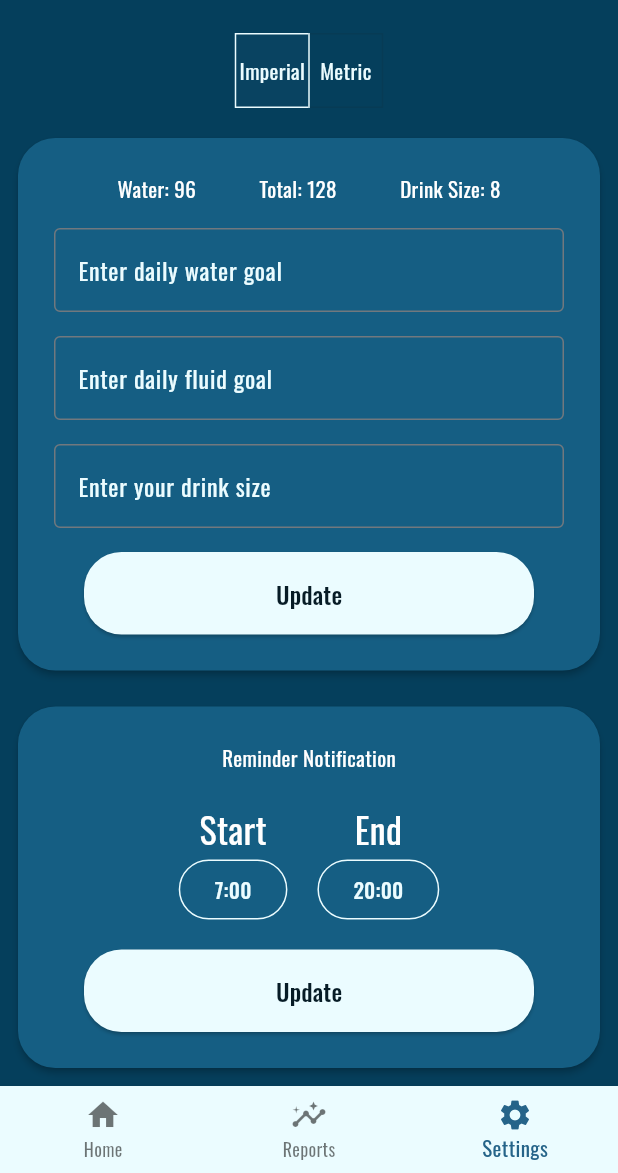
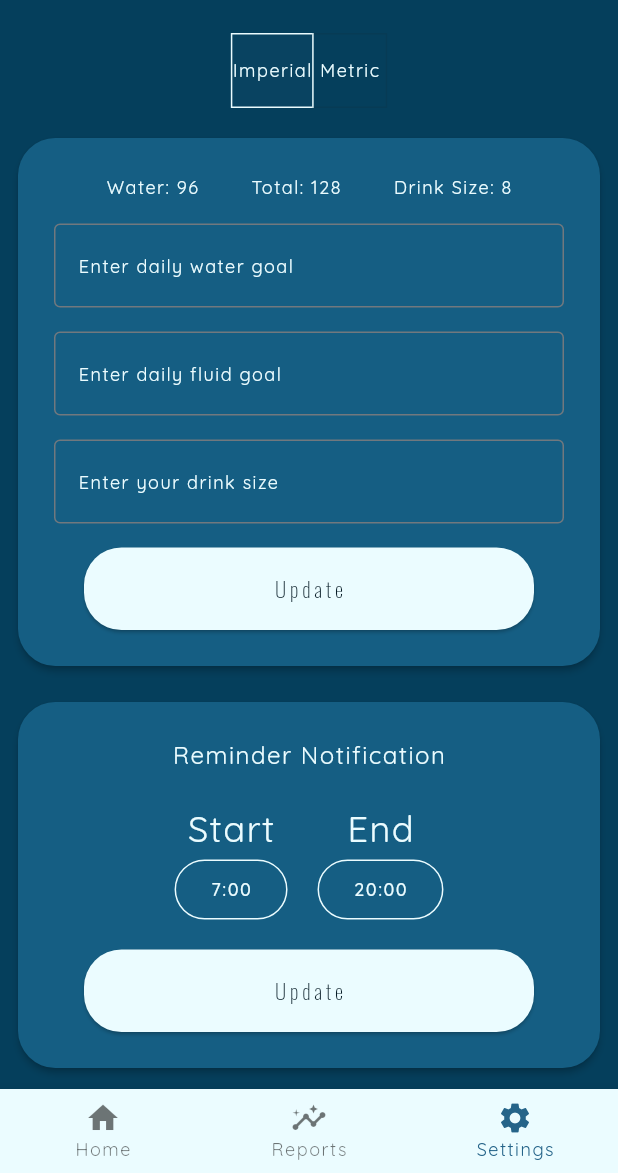
Before and after one commit to swsvindland/water_track, a Flutter app: the HomePageMobile screen opened directly, item 3 of the bottom bar chosen, on a phone screen of 412 x 824 dp, the part 63-1236 px from its top. Run offline on Flutter 3.47's test engine with Material 2 defaults, Android fonts, the light colour scheme and no system bars; our stand-ins replace carousel_slider, charts_flutter, cloud_firestore, firebase_auth, firebase_core, firebase_messaging and 5 more; missing offline and left inert: firebase_app_check, os_detect; accounts and stored records are empty; generated files the repository leaves out were written again; network calls fail.

Commit message:
update all fonts

```diff
--- a/lib/widgets/goals.dart
+++ b/lib/widgets/goals.dart
@@ -1,5 +1,6 @@
 import 'package:firebase_auth/firebase_auth.dart';
 import 'package:flutter/material.dart';
+import 'package:google_fonts/google_fonts.dart';
 import 'package:provider/provider.dart';
 import 'package:water_track/models/models.dart';
 import 'package:water_track/services/database_service.dart';
@@ -60,9 +61,9 @@ class _GoalsState extends State<Goals> {
               mainAxisAlignment: MainAxisAlignment.spaceEvenly,
               crossAxisAlignment: CrossAxisAlignment.center,
               children: [
-                Text('${AppLocalizations.of(context)!.water}: ${preferences.waterGoal.toString()}'),
-                Text('${AppLocalizations.of(context)!.total}: ${preferences.totalGoal.toString()}'),
-                Text('${AppLocalizations.of(context)!.drinkSize}: ${preferences.drinkSize.toString()}'),
+                Text('${AppLocalizations.of(context)!.water}: ${preferences.waterGoal.toString()}', style: GoogleFonts.quicksand(color: primaryVeryLight, fontSize: 12, letterSpacing: 1),),
+                Text('${AppLocalizations.of(context)!.total}: ${preferences.totalGoal.toString()}', style: GoogleFonts.quicksand(color: primaryVeryLight, fontSize: 12, letterSpacing: 1),),
+                Text('${AppLocalizations.of(context)!.drinkSize}: ${preferences.drinkSize.toString()}', style: GoogleFonts.quicksand(color: primaryVeryLight, fontSize: 12, letterSpacing: 1),),
               ],
             ),
             const SizedBox(height: 16),
@@ -70,7 +71,7 @@ class _GoalsState extends State<Goals> {
               decoration: InputDecoration(
                 border: const OutlineInputBorder(),
                 labelText: AppLocalizations.of(context)!.waterGoalField,
-                labelStyle: const TextStyle(color: primaryVeryLight)
+                labelStyle: GoogleFonts.quicksand(color: primaryVeryLight, fontSize: 12, letterSpacing: 1),
               ),
               onChanged: (value) {
                 waterGoal = value;
@@ -81,7 +82,7 @@ class _GoalsState extends State<Goals> {
               decoration: InputDecoration(
                 border: const OutlineInputBorder(),
                 labelText: AppLocalizations.of(context)!.fluidGoalField,
-                  labelStyle: const TextStyle(color: primaryVeryLight)
+                labelStyle: GoogleFonts.quicksand(color: primaryVeryLight, fontSize: 12, letterSpacing: 1),
               ),
               onChanged: (value) {
                 totalGoal = value;
@@ -92,7 +93,7 @@ class _GoalsState extends State<Goals> {
               decoration: InputDecoration(
                 border: const OutlineInputBorder(),
                 labelText: AppLocalizations.of(context)!.drinkSizeField,
-                  labelStyle: const TextStyle(color: primaryVeryLight)
+                labelStyle: GoogleFonts.quicksand(color: primaryVeryLight, fontSize: 12, letterSpacing: 1),
               ),
               onChanged: (value) {
                 drinkSize = value;
@@ -106,7 +107,10 @@ class _GoalsState extends State<Goals> {
               child: Text(
                 AppLocalizations.of(context)!.update,
                 style: const TextStyle(
-                  fontSize: 16.0,
+                  fontSize: 14.0,
+                  letterSpacing: 2.5,
+                  fontWeight: FontWeight.w100,
+                  color: textPrimary,
                 ),
               ),
             ),
--- a/lib/widgets/notifications.dart
+++ b/lib/widgets/notifications.dart
@@ -1,9 +1,12 @@
 import 'package:firebase_auth/firebase_auth.dart';
 import 'package:flutter/material.dart';
+import 'package:google_fonts/google_fonts.dart';
 import 'package:provider/provider.dart';
 import 'package:water_track/models/models.dart';
 import 'package:water_track/services/database_service.dart';
 import 'package:flutter_gen/gen_l10n/app_localizations.dart';
+
+import '../utils/constants.dart';
 
 class Notifications extends StatefulWidget {
   const Notifications({Key? key}) : super(key: key);
@@ -47,7 +50,7 @@ class _NotificationsState extends State<Notifications> {
         padding: const EdgeInsets.all(24),
         child: Column(
           children: [
-            Text(AppLocalizations.of(context)!.reminderNotification),
+            Text(AppLocalizations.of(context)!.reminderNotification, style: GoogleFonts.quicksand(color: primaryVeryLight, fontSize: 16, letterSpacing: 1),),
             const SizedBox(height: 20),
             Row(
               mainAxisAlignment: MainAxisAlignment.center,
@@ -58,7 +61,7 @@ class _NotificationsState extends State<Notifications> {
                     Text(
                       AppLocalizations.of(context)!.start,
                       textAlign: TextAlign.center,
-                      style: const TextStyle(fontSize: 24),
+                      style: GoogleFonts.quicksand(color: primaryVeryLight, fontSize: 24, letterSpacing: 1),
                     ),
                     OutlinedButton(
                       onPressed: () async {
@@ -79,7 +82,7 @@ class _NotificationsState extends State<Notifications> {
                           set = true;
                         });
                       },
-                      child: Text('$start:00'),
+                      child: Text('$start:00', style: GoogleFonts.quicksand(color: primaryVeryLight, fontSize: 12, letterSpacing: 1),),
                     ),
                   ],
                 ),
@@ -89,7 +92,7 @@ class _NotificationsState extends State<Notifications> {
                     Text(
                       AppLocalizations.of(context)!.end,
                       textAlign: TextAlign.center,
-                      style: const TextStyle(fontSize: 24),
+                      style: GoogleFonts.quicksand(color: primaryVeryLight, fontSize: 24, letterSpacing: 1),
                     ),
                     OutlinedButton(
                       onPressed: () async {
@@ -110,7 +113,7 @@ class _NotificationsState extends State<Notifications> {
                           set = true;
                         });
                       },
-                      child: Text('$end:00'),
+                      child: Text('$end:00', style: GoogleFonts.quicksand(color: primaryVeryLight, fontSize: 12, letterSpacing: 1),),
                     )
                   ],
                 )
@@ -124,7 +127,10 @@ class _NotificationsState extends State<Notifications> {
               child: Text(
                 AppLocalizations.of(context)!.update,
                 style: const TextStyle(
-                  fontSize: 16.0,
+                  fontSize: 14.0,
+                  letterSpacing: 2.5,
+                  fontWeight: FontWeight.w100,
+                  color: textPrimary,
                 ),
               ),
             ),
--- a/lib/widgets/unit_switch.dart
+++ b/lib/widgets/unit_switch.dart
@@ -1,5 +1,6 @@
 import 'package:firebase_auth/firebase_auth.dart';
 import 'package:flutter/material.dart';
+import 'package:google_fonts/google_fonts.dart';
 import 'package:provider/provider.dart';
 import 'package:water_track/models/preferences.dart';
 import 'package:water_track/services/database_service.dart';
@@ -44,11 +45,11 @@ class _UnitSwitchState extends State<UnitSwitch> {
       children: [
         Text(
           AppLocalizations.of(context)!.imperial,
-          style: const TextStyle(color: primaryVeryLight),
+          style: GoogleFonts.quicksand(color: primaryVeryLight, fontSize: 12, letterSpacing: 1),
         ),
         Text(
           AppLocalizations.of(context)!.metric,
-          style: const TextStyle(color: primaryVeryLight),
+          style: GoogleFonts.quicksand(color: primaryVeryLight, fontSize: 12, letterSpacing: 1),
         )
       ],
     );
```
Also changed, not shown: lib/layouts/login.dart (+13 -3 lines), lib/main.dart (+6 -6 lines), lib/widgets/delete_account.dart (+6 -1 lines), lib/widgets/navigation/navigation_drawer.dart (+6 -5 lines), lib/widgets/report_card.dart (+6 -1 lines).
